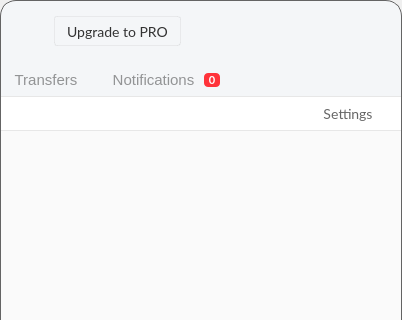
Above: src/MEGASync/gui/win/InfoDialog.ui from meganz/MEGAsync before the change; both pictures show x 0 to 402 and y 0 to 320 of the 402 by 564 pixel window. Below: the same form after it.
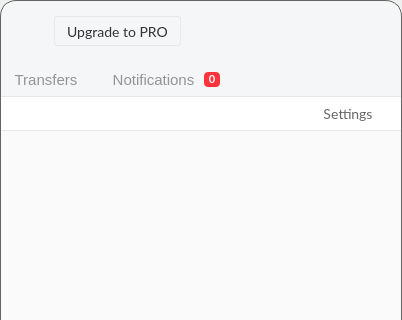
That is the form after the change. Icons and pictures are not drawn. Custom widgets are drawn as their Qt base class.

What changed in the file:
```diff
--- a/src/MEGASync/gui/win/InfoDialog.ui
+++ b/src/MEGASync/gui/win/InfoDialog.ui
@@ -777,24 +777,6 @@
                            </item>
                            <item>
                             <widget class="QPushButton" name="bNumberUnseenNotifications">
-                             <property name="sizePolicy">
-                              <sizepolicy hsizetype="Minimum" vsizetype="Fixed">
-                               <horstretch>0</horstretch>
-                               <verstretch>0</verstretch>
-                              </sizepolicy>
-                             </property>
-                             <property name="minimumSize">
-                              <size>
-                               <width>6</width>
-                               <height>14</height>
-                              </size>
-                             </property>
-                             <property name="maximumSize">
-                              <size>
-                               <width>16777215</width>
-                               <height>14</height>
-                              </size>
-                             </property>
                              <property name="styleSheet">
                               <string notr="true">#bNumberUnseenNotifications
 {
@@ -804,9 +786,12 @@
 font-family: Lato;
 font-size: 11px;
 border-radius: 4px;
-padding-left: 4px;
-padding-right: 4px;
+border: none;
+padding: 0px 4px 1px 4px;
 margin-right: 4px;
+min-width: 6px;
+min-height: 14px;
+max-height: 14px;
 }</string>
                              </property>
                              <property name="text">
```
Left out of the diff: 3 changed lines with no effect on the pictures.
